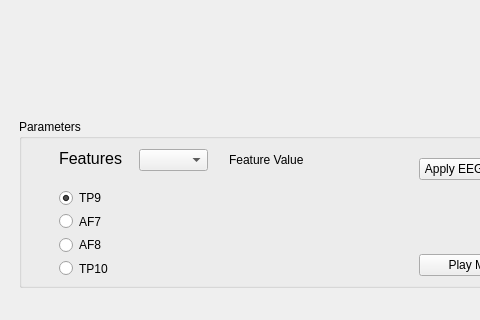
First picture: the form in UI/temp.ui, repository JavenLiang/Thedron-btm, before the edit; both pictures show x 0 to 480 and y 106 to 426 of the 748 by 614 pixel window.
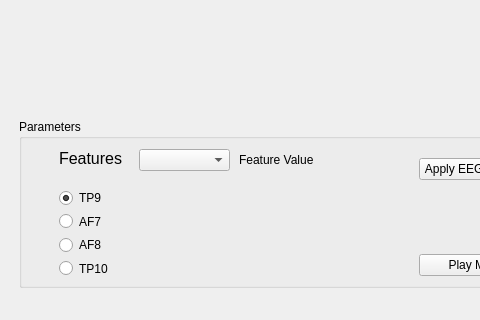
Second picture: the form after the edit.

Commit message: select feature

The edit to the form file:
```diff
--- a/UI/temp.ui
+++ b/UI/temp.ui
@@ -53,7 +53,7 @@
          <rect>
           <x>120</x>
           <y>30</y>
-          <width>69</width>
+          <width>91</width>
           <height>22</height>
          </rect>
         </property>
@@ -74,7 +74,7 @@
        <widget class="QLabel" name="label_3">
         <property name="geometry">
          <rect>
-          <x>210</x>
+          <x>220</x>
           <y>30</y>
           <width>81</width>
           <height>21</height>
```
The commit also changes 2 other files.
